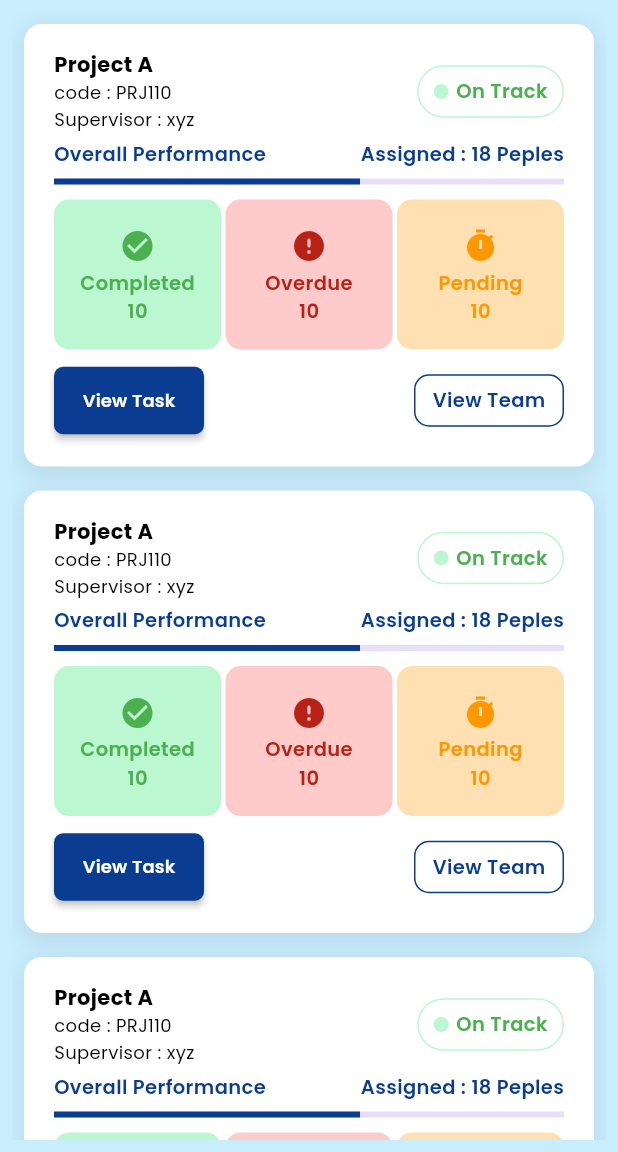
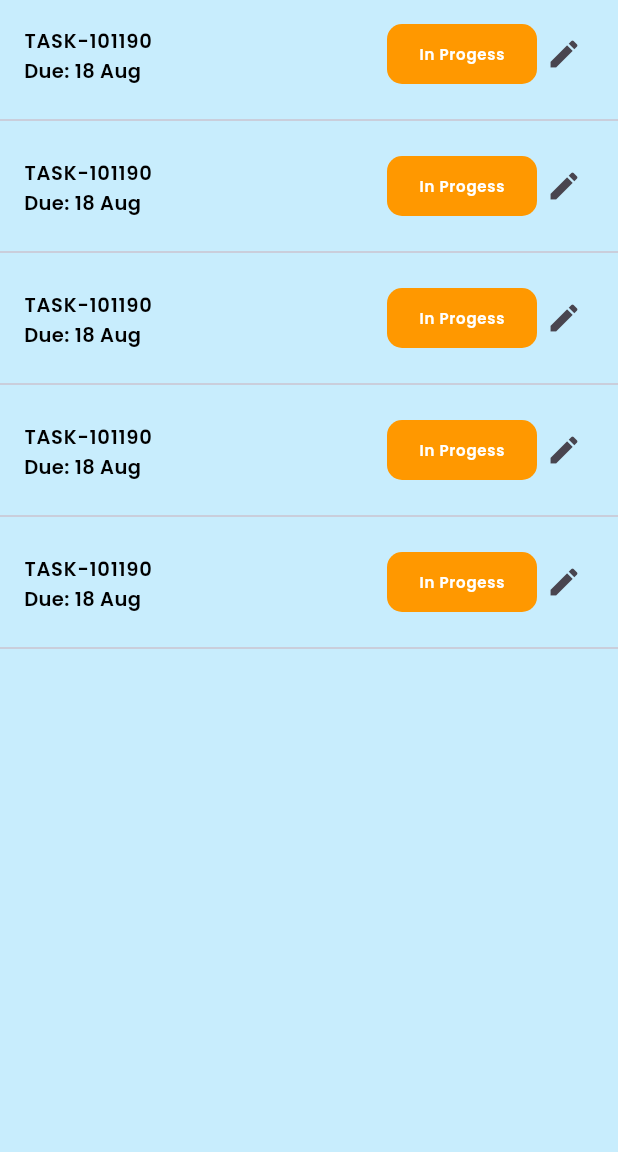
Before and after one commit to sravansatheesh123/gharshub, a Flutter app: the ProjectsPage screen opened directly, after a tap on "View Task", on a phone screen of 412 x 824 dp, the part 84-1236 px from its top. Run offline on Flutter 3.47's test engine with Material 3 defaults, Android fonts, the phone set to English and light mode, and no system bars; our stand-ins replace app_links, file_picker, flutter_svg, get, google_fonts, image_picker and 3 more; accounts and stored records are empty.

Commit message:
view task page ui

```diff
--- a/lib/screen/Supervisor/projects/projects_page.dart
+++ b/lib/screen/Supervisor/projects/projects_page.dart
@@ -1,7 +1,9 @@
 import 'package:flutter/material.dart';
+import 'package:get/get.dart';
 import 'package:gharshub/core/app_colors.dart';
 import 'package:gharshub/custom_widgets/app_button.dart';
 import 'package:gharshub/custom_widgets/app_text.dart';
+import 'package:gharshub/screen/Supervisor/view_task/view_task_page.dart';
 
 class ProjectsPage extends StatelessWidget {
   const ProjectsPage({super.key});
@@ -152,7 +154,9 @@ class ProjectsPage extends StatelessWidget {
                         children: [
                           CustomButton(
                             width: 100,
-                            onTap: () {},
+                            onTap: () {
+                              Get.to(ViewTaskPage());
+                            },
                             text: "View Task",
                             textSize: 12,
                           ),
--- /dev/null
+++ b/lib/screen/Supervisor/view_task/view_task_page.dart
@@ -0,0 +1,66 @@
+import 'package:flutter/material.dart';
+import 'package:gharshub/custom_widgets/app_text.dart';
+
+import '../../../core/app_colors.dart';
+
+class ViewTaskPage extends StatelessWidget {
+  const ViewTaskPage({super.key});
+
+  @override
+  Widget build(BuildContext context) {
+    return Scaffold(
+      backgroundColor: AppColors.skyColor,
+      appBar: AppBar(
+        centerTitle: true,
+        leading: Padding(
+          padding: const EdgeInsets.all(8.0),
+          child: CircleAvatar(radius: 40),
+        ),
+        title: AppText("Gharshub", fontSize: 18),
+        actions: [
+          IconButton(onPressed: () {}, icon: Icon(Icons.notifications)),
+        ],
+        backgroundColor: AppColors.whiteColor,
+        elevation: 3,
+      ),
+      body: ListView.builder(
+        itemCount: 5,
+        itemBuilder: (context, index) => Column(
+          children: [
+            ListTile(
+              title: AppText("TASK-101190"),
+              subtitle: AppText("Due: 18 Aug"),
+              trailing: SizedBox(
+                width: 130,
+                child: Row(
+                  children: [
+                    Container(
+                      height: 40,
+                      width: 100,
+                      decoration: BoxDecoration(
+                        color: Colors.orange.shade500,
+                        borderRadius: BorderRadius.circular(10),
+                      ),
+                      padding: EdgeInsets.symmetric(horizontal: 5, vertical:1),
+                      child: Center(
+                        child: AppText(
+                          "In Progess",
+                          fontSize: 10,
+                          color: AppColors.whiteColor,
+                        ),
+                      ),
+                    ),
+                    SizedBox(width: 6,),
+                    Icon(Icons.edit)
+                  ],
+                ),
+              ),
+            ),
+
+        Divider()
+          ],
+        ),
+      ),
+    );
+  }
+}
```
